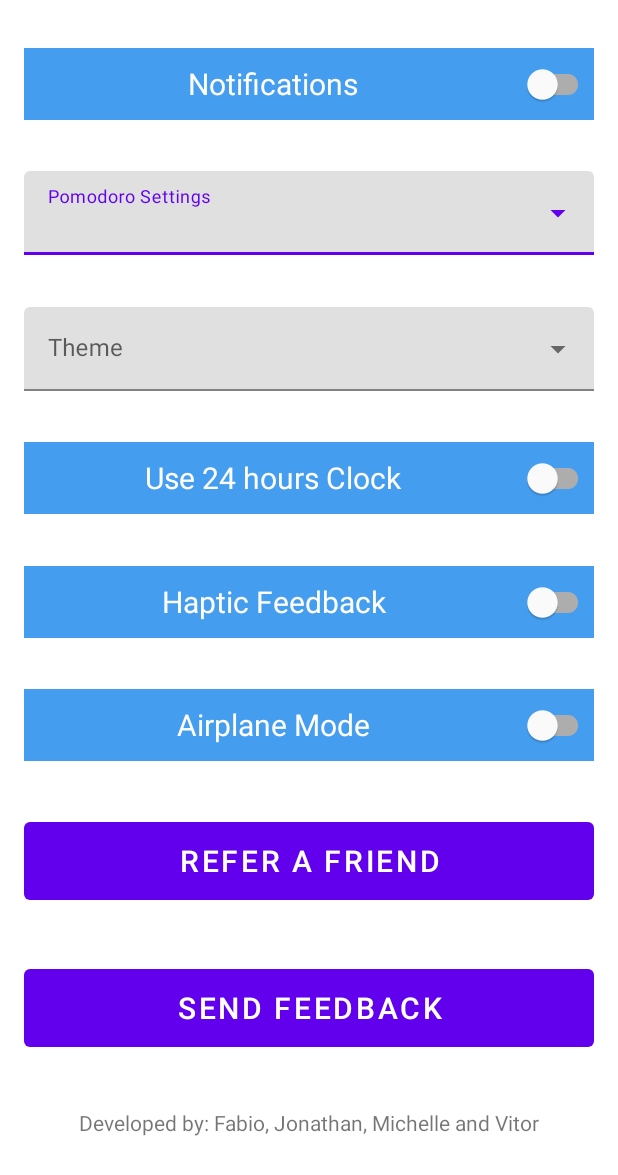
After one commit to padm-2022-q1/EsTo-Do-easy, an Android app: the layout fragment_profile_settings.xml on its own in the app's theme, with its tools: preview values and no code run, on a phone screen of 412 x 824 dp. The commit adds this screen. Shown: the top 1175 px of the screen. Run offline under Robolectric (Android 15) with nearby library versions, the phone set to English and light mode, and no system bars.

Commit message:
add Profile Settings Page and Fragment

```diff
--- a/app/src/main/res/layout/fragment_login_page.xml
+++ b/app/src/main/res/layout/fragment_login_page.xml
@@ -1,5 +1,6 @@
 <?xml version="1.0" encoding="utf-8"?>
-<androidx.constraintlayout.widget.ConstraintLayout xmlns:android="http://schemas.android.com/apk/res/android"
+<androidx.constraintlayout.widget.ConstraintLayout
+    xmlns:android="http://schemas.android.com/apk/res/android"
     android:layout_width="match_parent"
     android:layout_height="match_parent"
     xmlns:app="http://schemas.android.com/apk/res-auto"
--- /dev/null
+++ b/app/src/main/res/layout/fragment_profile_settings.xml
@@ -0,0 +1,164 @@
+<?xml version="1.0" encoding="utf-8"?>
+<androidx.constraintlayout.widget.ConstraintLayout xmlns:android="http://schemas.android.com/apk/res/android"
+    xmlns:tools="http://schemas.android.com/tools"
+    android:layout_width="match_parent"
+    android:layout_height="match_parent"
+    xmlns:app="http://schemas.android.com/apk/res-auto">
+
+
+    <com.google.android.material.switchmaterial.SwitchMaterial
+        android:id="@+id/profile_settings_notification_switch"
+        android:layout_width="match_parent"
+        android:layout_height="wrap_content"
+        app:layout_constraintTop_toTopOf="parent"
+        app:layout_constraintRight_toRightOf="@id/profile_settings_pomodoro_menu"
+        android:layout_marginStart="16dp"
+        android:layout_marginEnd="16dp"
+        android:layout_marginBottom="16dp"
+        android:text="@string/profile_settings_notifications_switch"
+        android:textColor="@color/white"
+        android:textSize="20sp"
+        android:background="@color/bluelight"
+        android:textAlignment="center"
+        android:layout_marginTop="32dp"
+        >
+    </com.google.android.material.switchmaterial.SwitchMaterial>
+
+    <com.google.android.material.textfield.TextInputLayout
+        android:id="@+id/profile_settings_pomodoro_menu"
+        style="@style/Widget.MaterialComponents.TextInputLayout.FilledBox.ExposedDropdownMenu"
+        android:layout_width="match_parent"
+        android:layout_height="wrap_content"
+        app:layout_constraintBottom_toTopOf="@id/profile_settings_theme_menu"
+        app:layout_constraintRight_toRightOf="@id/profile_settings_theme_menu"
+        app:layout_constraintTop_toBottomOf="@id/profile_settings_notification_switch"
+        android:layout_marginStart="16dp"
+        android:layout_marginEnd="16dp"
+        >
+
+        <AutoCompleteTextView
+            android:layout_width="match_parent"
+            android:layout_height="wrap_content"
+            android:inputType="none"
+            android:hint="@string/profile_settings_pomodoro_settings"
+            />
+
+    </com.google.android.material.textfield.TextInputLayout>
+
+    <com.google.android.material.textfield.TextInputLayout
+        android:id="@+id/profile_settings_theme_menu"
+        style="@style/Widget.MaterialComponents.TextInputLayout.FilledBox.ExposedDropdownMenu"
+        android:layout_width="match_parent"
+        android:layout_height="wrap_content"
+        app:layout_constraintBottom_toTopOf="@id/profile_settings_time_display"
+        app:layout_constraintRight_toRightOf="@id/profile_settings_time_display"
+        app:layout_constraintTop_toBottomOf="@id/profile_settings_pomodoro_menu"
+        android:layout_marginStart="16dp"
+        android:layout_marginEnd="16dp"
+        >
+
+        <AutoCompleteTextView
+            android:layout_width="match_parent"
+            android:layout_height="wrap_content"
+            android:inputType="none"
+            android:hint="@string/profile_settings_theme_bottom"
+        />
+
+    </com.google.android.material.textfield.TextInputLayout>
+
+    <com.google.android.material.switchmaterial.SwitchMaterial
+        android:id="@+id/profile_settings_time_display"
+        android:layout_width="match_parent"
+        android:layout_height="wrap_content"
+        app:layout_constraintBottom_toTopOf="@id/profile_settings_haptic_feedback"
+        app:layout_constraintRight_toRightOf="@id/profile_settings_refer"
+        app:layout_constraintTop_toBottomOf="@id/profile_settings_theme_menu"
+        android:layout_marginStart="16dp"
+        android:layout_marginEnd="16dp"
+        android:text="@string/profile_settings_24_hours_clock"
+        android:textColor="@color/white"
+        android:textSize="20sp"
+        android:background="@color/bluelight"
+        android:textAlignment="center"
+
+        >
+    </com.google.android.material.switchmaterial.SwitchMaterial>
+
+    <com.google.android.material.switchmaterial.SwitchMaterial
+        android:id="@+id/profile_settings_haptic_feedback"
+        android:layout_width="match_parent"
+        android:layout_height="wrap_content"
+        app:layout_constraintBottom_toTopOf="@id/profile_settings_airplane_mode"
+        app:layout_constraintRight_toRightOf="@id/profile_settings_refer"
+        app:layout_constraintTop_toBottomOf="@id/profile_settings_time_display"
+        android:layout_marginStart="16dp"
+        android:layout_marginEnd="16dp"
+        android:text="@string/profile_settings_haptic_feedback"
+        android:textSize="20sp"
+        android:textColor="@color/white"
+        android:background="@color/bluelight"
+        android:textAlignment="center"
+        >
+    </com.google.android.material.switchmaterial.SwitchMaterial>
+
+    <com.google.android.material.switchmaterial.SwitchMaterial
+        android:id="@+id/profile_settings_airplane_mode"
+        android:layout_width="match_parent"
+        android:layout_height="wrap_content"
+        app:layout_constraintBottom_toTopOf="@id/profile_settings_refer"
+        app:layout_constraintRight_toRightOf="@id/profile_settings_refer"
+        app:layout_constraintTop_toBottomOf="@id/profile_settings_haptic_feedback"
+        android:layout_marginStart="16dp"
+        android:layout_marginEnd="16dp"
+        android:text="@string/profile_settings_airplane_mode_text"
+        android:textSize="20sp"
+        android:textColor="@color/white"
+        android:background="@color/bluelight"
+        android:textAlignment="center"
+        >
+    </com.google.android.material.switchmaterial.SwitchMaterial>
+
+
+    <com.google.android.material.button.MaterialButton
+        android:id="@+id/profile_settings_refer"
+        style="@style/Widget.MaterialComponents.Button.UnelevatedButton"
+        android:text="@string/profile_settings_refer_text_button"
+        android:layout_width="match_parent"
+        android:layout_height="64dp"
+        android:textSize="20sp"
+        app:layout_constraintRight_toRightOf="@id/profile_settings_feedback_button"
+        app:layout_constraintBottom_toTopOf="@id/profile_settings_feedback_button"
+        app:layout_constraintTop_toBottomOf="@id/profile_settings_airplane_mode"
+        android:layout_marginStart="16dp"
+        android:layout_marginEnd="16dp"
+        />
+
+    <com.google.android.material.button.MaterialButton
+        android:id="@+id/profile_settings_feedback_button"
+        style="@style/Widget.MaterialComponents.Button.UnelevatedButton"
+        android:text="@string/profile_feedback_button_text"
+        android:layout_width="match_parent"
+        android:layout_height="64dp"
+        android:textSize="20sp"
+        app:layout_constraintStart_toStartOf="parent"
+        app:layout_constraintBottom_toTopOf="@id/profile_settings_about"
+        app:layout_constraintTop_toBottomOf="@id/profile_settings_refer"
+        android:layout_marginStart="16dp"
+        android:layout_marginEnd="16dp"
+
+        />
+
+    <com.google.android.material.textview.MaterialTextView
+        android:id="@+id/profile_settings_about"
+        android:layout_width="wrap_content"
+        android:layout_height="wrap_content"
+        android:text="@string/profile_setting_about_creators_text"
+        app:layout_constraintStart_toStartOf="parent"
+        app:layout_constraintEnd_toEndOf="parent"
+        app:layout_constraintBottom_toBottomOf="parent"
+        app:layout_constraintTop_toBottomOf="@id/profile_settings_feedback_button"
+        android:layout_marginBottom="32dp"
+        >
+    </com.google.android.material.textview.MaterialTextView>
+
+</androidx.constraintlayout.widget.ConstraintLayout>
--- a/app/src/main/res/values/strings.xml
+++ b/app/src/main/res/values/strings.xml
@@ -38,6 +38,23 @@
     <string name="login_skip_login_text">Skip</string>
     <string name="login_forgot_password_text">Forgot your Password?</string>
     <string name="login_login_with_google_account_text">Login with Google Account</string>
+    <string name="profile_email_text_base">Your@Email.com</string>
+    <string name="profile_username_text_base">Username</string>
+    <string name="profile_sync_google_calendar_button_text">Sync with Google Calendar</string>
+    <string name="profile_achievements_button_text">Achievements</string>
+    <string name="profile_sign_out_text">sign out</string>
+    <!-- TODO: Remove or change this placeholder text -->
+    <string name="hello_blank_fragment">Hello blank fragment</string>
+    <string name="profile_setting_about_text">About</string>
+    <string name="profile_feedback_button_text">Send Feedback</string>
+    <string name="profile_setting_about_creators_text">Developed by: Fabio, Jonathan, Michelle and Vitor</string>
+    <string name="profile_settings_refer_text_button">Refer a Friend</string>
+    <string name="profile_settings_airplane_mode_text">Airplane Mode</string>
+    <string name="profile_settings_haptic_feedback">Haptic Feedback</string>
+    <string name="profile_settings_24_hours_clock">Use 24 hours Clock</string>
+    <string name="profile_settings_theme_bottom">Theme</string>
+    <string name="profile_settings_pomodoro_settings">Pomodoro Settings</string>
+    <string name="profile_settings_notifications_switch">Notifications</string>
     <!-- TODO: Remove or change this placeholder text -->
 
 </resources>
```
Also changed, not shown: app/src/main/java/br/edu/ufabc/EsToDoeasy/view/ProfileSettingsFragment.kt (added, +60 -0 lines), app/src/main/res/drawable/ic_baseline_airplanemode_active_24.xml (added, +10 -0 lines), app/src/main/res/layout/fragment_profile_page.xml (+22 -26 lines).
